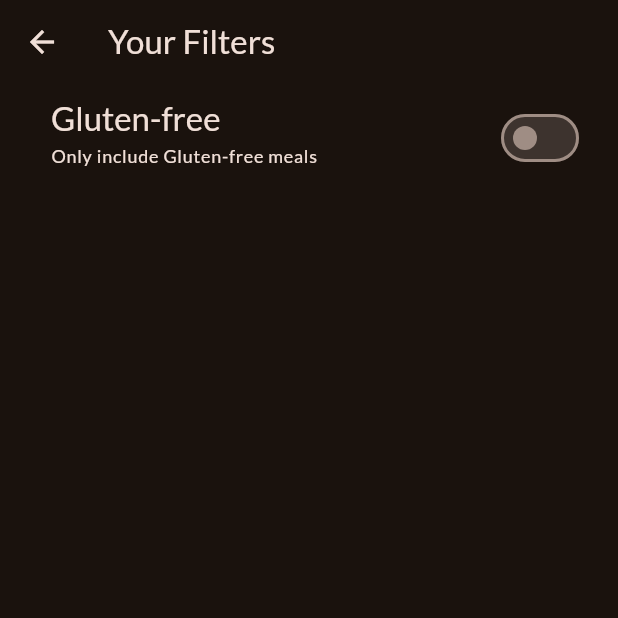
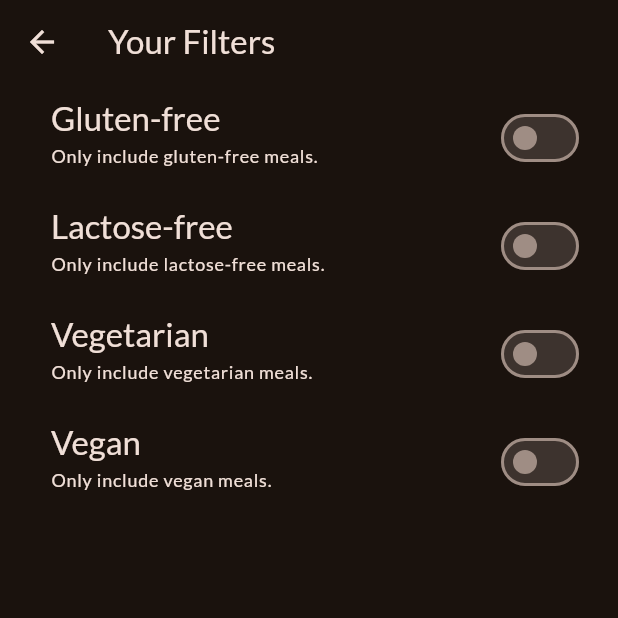
Before and after one commit to Krish-Choudhary/Meals-app, a Flutter app: the FiltersScreen screen opened directly, on a phone screen of 412 x 824 dp, the top half of it. Run offline on Flutter 3.47's test engine with Material 3 defaults, Android fonts, the phone set to English and light mode, and no system bars; our stand-ins replace google_fonts, transparent_image.

Commit message:
willpop widget

```diff
--- a/lib/screens/filters.dart
+++ b/lib/screens/filters.dart
@@ -1,4 +1,11 @@
 import 'package:flutter/material.dart';
+
+enum Filter {
+  glutenFree,
+  lactoseFree,
+  vegetarian,
+  vegan,
+}
 
 class FiltersScreen extends StatefulWidget {
   const FiltersScreen({super.key});
@@ -10,13 +17,27 @@ class FiltersScreen extends StatefulWidget {
 
 class _FiltersScreenState extends State<FiltersScreen> {
   var _glutenFreeFilterSet = false;
+  var _lactoseFreeFilterSet = false;
+  var _vegetarianFilterSet = false;
+  var _veganFilterSet = false;
   @override
   Widget build(BuildContext context) {
     return Scaffold(
       appBar: AppBar(
         title: const Text("Your Filters"),
       ),
-      body: Column(
+      body: PopScope(
+        canPop: false,
+        onPopInvoked: (bool didPop) {
+          if (didPop) return;
+          Navigator.of(context).pop({
+            Filter.glutenFree: _glutenFreeFilterSet,
+            Filter.lactoseFree: _lactoseFreeFilterSet,
+            Filter.vegetarian: _vegetarianFilterSet,
+            Filter.vegan: _veganFilterSet,
+          });
+        },
+        child: Column(
           children: [
             SwitchListTile(
               value: _glutenFreeFilterSet,
@@ -26,24 +47,88 @@ class _FiltersScreenState extends State<FiltersScreen> {
                 });
               },
               title: Text(
-              "Gluten-free",
+                'Gluten-free',
                 style: Theme.of(context).textTheme.titleLarge!.copyWith(
                       color: Theme.of(context).colorScheme.onBackground,
                     ),
               ),
               subtitle: Text(
-              "Only include Gluten-free meals",
+                'Only include gluten-free meals.',
                 style: Theme.of(context).textTheme.labelMedium!.copyWith(
                       color: Theme.of(context).colorScheme.onBackground,
                     ),
               ),
               activeColor: Theme.of(context).colorScheme.tertiary,
-            contentPadding: const EdgeInsets.only(
-              left: 34,
-              right: 22,
+              contentPadding: const EdgeInsets.only(left: 34, right: 22),
+            ),
+            SwitchListTile(
+              value: _lactoseFreeFilterSet,
+              onChanged: (isChecked) {
+                setState(() {
+                  _lactoseFreeFilterSet = isChecked;
+                });
+              },
+              title: Text(
+                'Lactose-free',
+                style: Theme.of(context).textTheme.titleLarge!.copyWith(
+                      color: Theme.of(context).colorScheme.onBackground,
                     ),
               ),
+              subtitle: Text(
+                'Only include lactose-free meals.',
+                style: Theme.of(context).textTheme.labelMedium!.copyWith(
+                      color: Theme.of(context).colorScheme.onBackground,
+                    ),
+              ),
+              activeColor: Theme.of(context).colorScheme.tertiary,
+              contentPadding: const EdgeInsets.only(left: 34, right: 22),
+            ),
+            SwitchListTile(
+              value: _vegetarianFilterSet,
+              onChanged: (isChecked) {
+                setState(() {
+                  _vegetarianFilterSet = isChecked;
+                });
+              },
+              title: Text(
+                'Vegetarian',
+                style: Theme.of(context).textTheme.titleLarge!.copyWith(
+                      color: Theme.of(context).colorScheme.onBackground,
+                    ),
+              ),
+              subtitle: Text(
+                'Only include vegetarian meals.',
+                style: Theme.of(context).textTheme.labelMedium!.copyWith(
+                      color: Theme.of(context).colorScheme.onBackground,
+                    ),
+              ),
+              activeColor: Theme.of(context).colorScheme.tertiary,
+              contentPadding: const EdgeInsets.only(left: 34, right: 22),
+            ),
+            SwitchListTile(
+              value: _veganFilterSet,
+              onChanged: (isChecked) {
+                setState(() {
+                  _veganFilterSet = isChecked;
+                });
+              },
+              title: Text(
+                'Vegan',
+                style: Theme.of(context).textTheme.titleLarge!.copyWith(
+                      color: Theme.of(context).colorScheme.onBackground,
+                    ),
+              ),
+              subtitle: Text(
+                'Only include vegan meals.',
+                style: Theme.of(context).textTheme.labelMedium!.copyWith(
+                      color: Theme.of(context).colorScheme.onBackground,
+                    ),
+              ),
+              activeColor: Theme.of(context).colorScheme.tertiary,
+              contentPadding: const EdgeInsets.only(left: 34, right: 22),
+            ),
           ],
+        ),
       ),
     );
   }
--- a/lib/screens/tabs.dart
+++ b/lib/screens/tabs.dart
@@ -36,11 +36,12 @@ class _TabsScreenState extends State<TabsScreen> {
     });
   }
 
-  void _setScreen(String identifier) {
+  void _setScreen(String identifier) async {
     Navigator.of(context).pop();
     if (identifier == "filters") {
-      Navigator.of(context)
-          .push(MaterialPageRoute(builder: (ctx) => const FiltersScreen()));
+      final result = await Navigator.of(context).push<Map<Filter, bool>>(
+        MaterialPageRoute(builder: (ctx) => const FiltersScreen()),
+      );
     }
     // else {
     //   // meals is selected in sidebar
```
Lines whose indentation alone changed are shown as unchanged.
